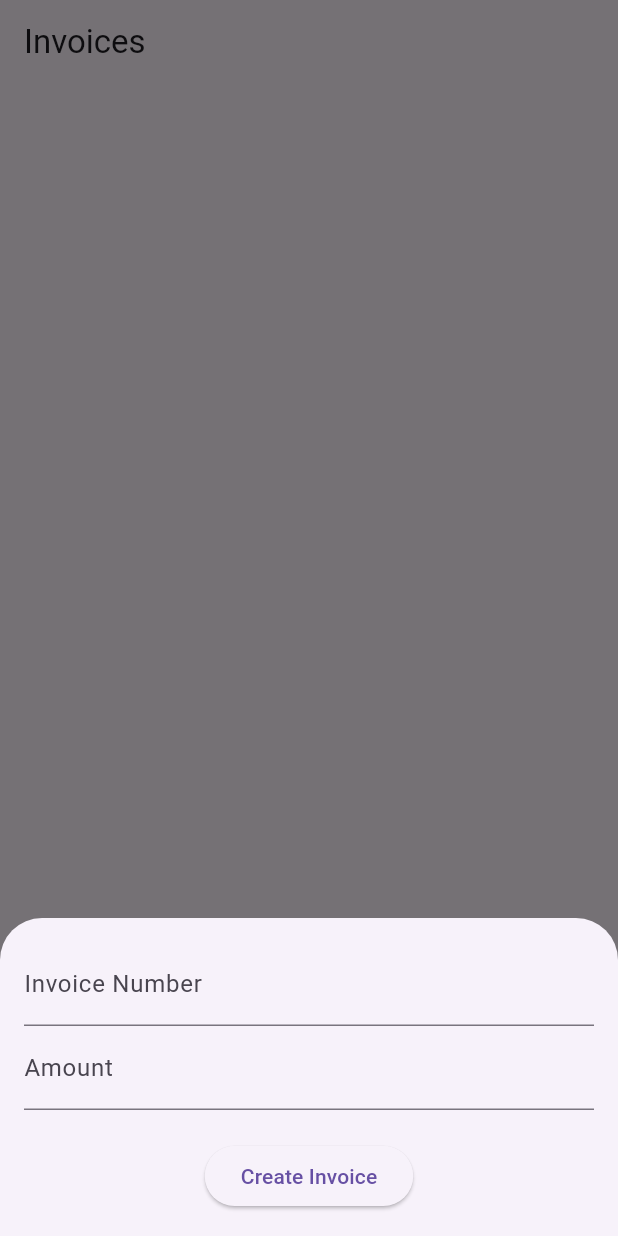
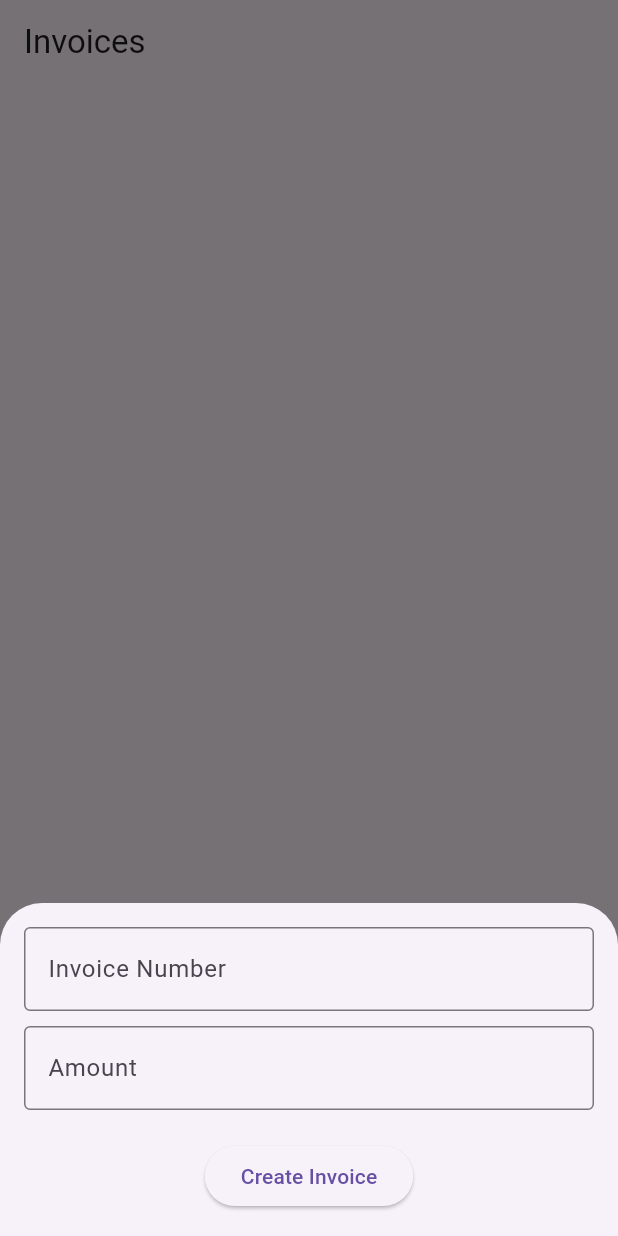
Before and after one commit to Blackscure/invoice-v2, a Flutter app: the HomeScreen screen opened directly, after a tap on the "add" icon, on a phone screen of 412 x 824 dp. Run offline on Flutter 3.47's test engine with Material 3 defaults, Android fonts, the phone set to English and light mode, and no system bars; network calls fail.

```diff
--- a/lib/screens/home_screen.dart
+++ b/lib/screens/home_screen.dart
@@ -1,11 +1,9 @@
-// lib/home_screen.dart
 import 'dart:convert';
 
 import 'package:flutter/material.dart';
 
 import '../models/invoice_model.dart';
 import '../services/api_service.dart';
-
 
 class HomeScreen extends StatefulWidget {
   @override
@@ -49,36 +47,14 @@ class _HomeScreenState extends State<HomeScreen> {
   void showCreateInvoiceForm() {
     showModalBottomSheet(
       context: context,
+      isScrollControlled: true,
       builder: (context) {
-        final _invoiceNumberController = TextEditingController();
-        final _amountController = TextEditingController();
-
         return Padding(
-          padding: const EdgeInsets.all(16.0),
-          child: Column(
-            mainAxisSize: MainAxisSize.min,
-            children: [
-              TextField(
-                controller: _invoiceNumberController,
-                decoration: InputDecoration(labelText: 'Invoice Number'),
-              ),
-              TextField(
-                controller: _amountController,
-                decoration: InputDecoration(labelText: 'Amount'),
-                keyboardType: TextInputType.number,
-              ),
-              SizedBox(height: 20),
-              ElevatedButton(
-                onPressed: () {
-                  final invoiceNumber = _invoiceNumberController.text;
-                  final amount = double.tryParse(_amountController.text) ?? 0.0;
-                  createInvoice(invoiceNumber, amount);
-                  Navigator.pop(context);
-                },
-                child: Text('Create Invoice'),
-              ),
-            ],
-          ),
+          padding: MediaQuery.of(context).viewInsets, // Adjusts for the keyboard
+          child: CreateInvoiceForm(onSubmit: (invoiceNumber, amount) {
+            createInvoice(invoiceNumber, amount);
+            Navigator.pop(context);
+          }),
         );
       },
     );
@@ -111,3 +87,83 @@ class _HomeScreenState extends State<HomeScreen> {
     );
   }
 }
+
+class CreateInvoiceForm extends StatefulWidget {
+  final Function(String, double) onSubmit;
+
+  CreateInvoiceForm({required this.onSubmit});
+
+  @override
+  _CreateInvoiceFormState createState() => _CreateInvoiceFormState();
+}
+
+class _CreateInvoiceFormState extends State<CreateInvoiceForm> {
+  final TextEditingController _invoiceNumberController = TextEditingController();
+  final TextEditingController _amountController = TextEditingController();
+
+  @override
+  void dispose() {
+    _invoiceNumberController.dispose();
+    _amountController.dispose();
+    super.dispose();
+  }
+
+  @override
+  Widget build(BuildContext context) {
+    return Padding(
+      padding: const EdgeInsets.all(16.0),
+      child: Column(
+        mainAxisSize: MainAxisSize.min,
+        children: [
+          TextField(
+            controller: _invoiceNumberController,
+            decoration: InputDecoration(
+              labelText: 'Invoice Number',
+              border: OutlineInputBorder(),
+            ),
+            style: TextStyle(color: Colors.black),
+          ),
+          SizedBox(height: 10),
+          TextField(
+            controller: _amountController,
+            decoration: InputDecoration(
+              labelText: 'Amount',
+              border: OutlineInputBorder(),
+            ),
+            keyboardType: TextInputType.number,
+            style: TextStyle(color: Colors.black),
+          ),
+          SizedBox(height: 20),
+          ElevatedButton(
+            onPressed: () {
+              final invoiceNumber = _invoiceNumberController.text;
+              final amount = double.tryParse(_amountController.text) ?? 0.0;
+              widget.onSubmit(invoiceNumber, amount);
+            },
+            child: Text('Create Invoice'),
+          ),
+        ],
+      ),
+    );
+  }
+}
+
+
+void main() {
+  runApp(MyApp());
+}
+
+class MyApp extends StatelessWidget {
+  @override
+  Widget build(BuildContext context) {
+    return MaterialApp(
+      theme: ThemeData(
+        primarySwatch: Colors.blue,
+        inputDecorationTheme: InputDecorationTheme(
+          border: OutlineInputBorder(),
+        ),
+      ),
+      home: HomeScreen(),
+    );
+  }
+}
```
